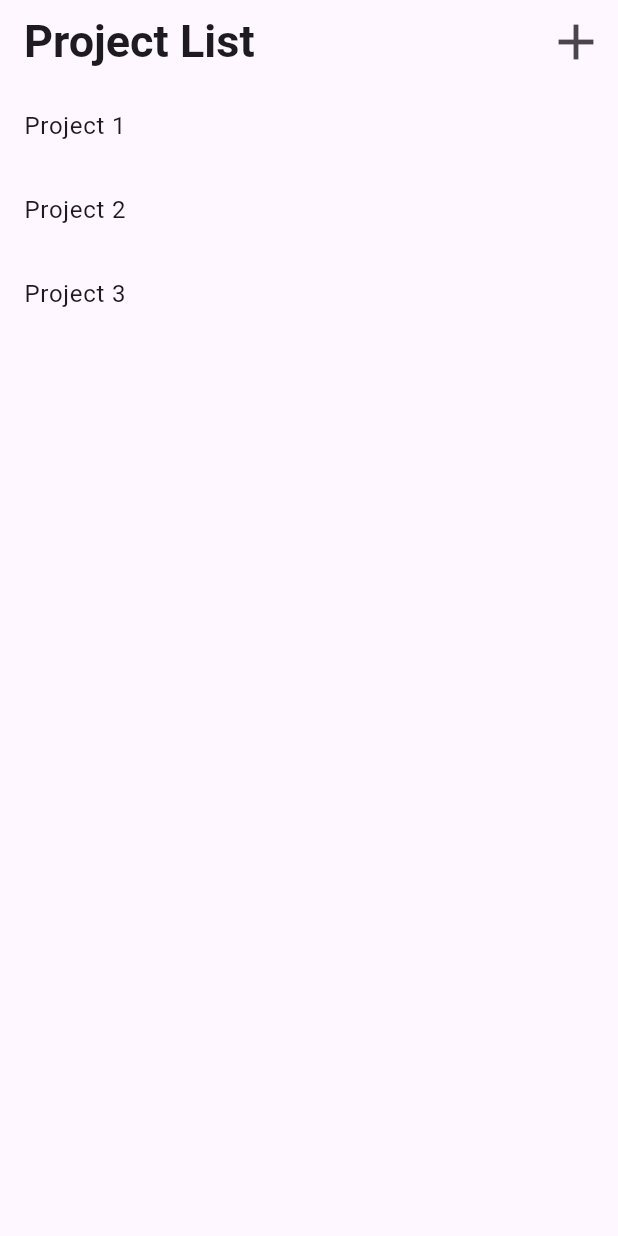
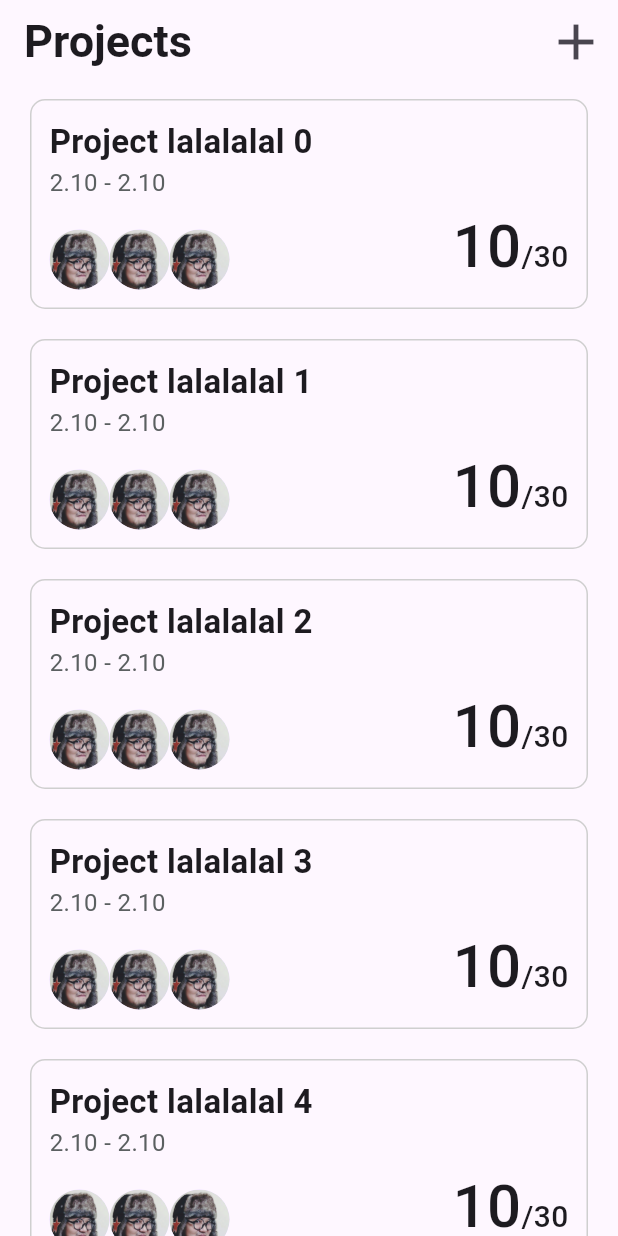
Before and after one commit to Mou2xie/taskSpark, a Flutter app: the screen it shows after launch, on a phone screen of 412 x 824 dp. Run offline on Flutter 3.47's test engine with Material 3 defaults, Android fonts, the phone set to English and light mode, and no system bars.

Commit message:
finish projects list

```diff
--- /dev/null
+++ b/lib/components/ProjectItem.dart
@@ -0,0 +1,63 @@
+import 'package:flutter/material.dart';
+import 'package:project_manager/models/ProjectModel.dart';
+
+class ProjectItem extends StatelessWidget {
+  final Project project;
+
+  ProjectItem({required this.project});
+
+  @override
+  Widget build(BuildContext context) {
+    return Container(
+      decoration: BoxDecoration(
+        border: Border.all(color: Color(0xffCFCFCF)),
+        borderRadius: BorderRadius.circular(10),
+      ),
+      margin: EdgeInsets.symmetric(vertical: 10, horizontal: 20),
+      padding: EdgeInsets.all(12),
+      height: 140,
+      width: double.infinity,
+      child: Row(
+        children: [
+          Column(
+            crossAxisAlignment: CrossAxisAlignment.start,
+            children: [
+              Text(project.projectName,
+                  style: TextStyle(fontSize: 22, fontWeight: FontWeight.bold)),
+              Text(
+                  "${project.startDate.month}.${project.startDate.day} - ${project.endDate.month}.${project.endDate.day}",
+                  style: TextStyle(fontSize: 16, color: Color(0xff5B6061))),
+              Expanded(
+                child: Align(
+                    alignment: Alignment.bottomLeft,
+                    child: Row(
+                      children:
+                          project.members.map((item) => item.avatar).toList(),
+                    )),
+              )
+            ],
+          ),
+          Expanded(
+              child: Align(
+            alignment: Alignment.bottomRight,
+            child: Row(
+              mainAxisAlignment: MainAxisAlignment.end,
+              crossAxisAlignment: CrossAxisAlignment.baseline,
+              textBaseline: TextBaseline.alphabetic,
+              children: [
+                Text(
+                  "10",
+                  style: TextStyle(fontSize: 40, fontWeight: FontWeight.w500),
+                ),
+                Text(
+                  "/30",
+                  style: TextStyle(fontSize: 20, fontWeight: FontWeight.w500),
+                )
+              ],
+            ),
+          ))
+        ],
+      ),
+    );
+  }
+}
--- /dev/null
+++ b/lib/models/Member.dart
@@ -0,0 +1,42 @@
+import 'package:flutter/material.dart';
+
+enum Member {
+  sam,
+  xie,
+  isha,
+  shamshad;
+
+  String get name {
+    switch (this) {
+      case Member.sam:
+        return 'Sam';
+      case Member.xie:
+        return 'Xie';
+      case Member.isha:
+        return 'Isha';
+      case Member.shamshad:
+        return 'Shamshad';
+    }
+  }
+
+  Widget get avatar {
+    switch (this) {
+      case Member.sam:
+        return CircleAvatar(
+          backgroundImage: AssetImage('lib/assets/images/xie.png'),
+        );
+      case Member.xie:
+        return CircleAvatar(
+          backgroundImage: AssetImage('lib/assets/images/xie.png'),
+        );
+      case Member.isha:
+        return CircleAvatar(
+          backgroundImage: AssetImage('lib/assets/images/xie.png'),
+        );
+      case Member.shamshad:
+        return CircleAvatar(
+          backgroundImage: AssetImage('lib/assets/images/xie.png'),
+        );
+    }
+  }
+}
--- /dev/null
+++ b/lib/models/ProjectModel.dart
@@ -0,0 +1,22 @@
+import 'TaskModel.dart';
+import 'Member.dart';
+
+class Project {
+  static int _id = 0;
+
+  late int id;
+  String projectName;
+  DateTime startDate;
+  DateTime endDate;
+  List<Member> members = [];
+  List<Task> tasks = [];
+
+  Project(
+      {required this.projectName,
+      required this.startDate,
+      required this.endDate,
+      required this.tasks}) {
+    id = ++Project._id;
+    members = [Member.xie, Member.sam, Member.isha];
+  }
+}
--- /dev/null
+++ b/lib/models/TaskModel.dart
@@ -0,0 +1,28 @@
+import 'TaskStatus.dart';
+import 'Member.dart';
+import 'TaskPriority.dart';
+
+class Task {
+  static int _id = 0;
+
+  late int id;
+  String taskName;
+  DateTime startDate;
+  DateTime endDate;
+  TaskStatus status;
+  Member assignTo;
+  Taskpriority priority;
+
+  Task(
+      {required this.taskName,
+      required this.startDate,
+      required this.endDate,
+      required this.status,
+      required this.assignTo,
+      required this.priority}) {
+    id = ++Task._id;
+    status = TaskStatus.notStarted;
+    assignTo = Member.sam;
+    priority = Taskpriority.low;
+  }
+}
--- /dev/null
+++ b/lib/models/TaskPriority.dart
@@ -0,0 +1,29 @@
+import 'package:flutter/material.dart';
+
+enum Taskpriority {
+  low,
+  medium,
+  high;
+
+  String get string {
+    switch (this) {
+      case Taskpriority.low:
+        return 'T2';
+      case Taskpriority.medium:
+        return 'T1';
+      case Taskpriority.high:
+        return 'T0';
+    }
+  }
+
+  Color get color {
+    switch (this) {
+      case Taskpriority.low:
+        return Colors.green;
+      case Taskpriority.medium:
+        return Colors.orange;
+      case Taskpriority.high:
+        return Colors.red;
+    }
+  }
+}
--- /dev/null
+++ b/lib/models/TaskStatus.dart
@@ -0,0 +1,16 @@
+enum TaskStatus {
+  notStarted,
+  inProgress,
+  finished;
+
+  String get string {
+    switch (this) {
+      case TaskStatus.notStarted:
+        return 'Not Started';
+      case TaskStatus.inProgress:
+        return 'In Progress';
+      case TaskStatus.finished:
+        return 'Finished';
+    }
+  }
+}
--- a/lib/route/projectList.dart
+++ b/lib/route/projectList.dart
@@ -1,18 +1,27 @@
 import 'package:flutter/material.dart';
+import 'package:project_manager/components/ProjectItem.dart';
+import 'package:project_manager/models/ProjectModel.dart';
 
 void main(List<String> args) {
   runApp(ProjectList());
 }
 
 class ProjectList extends StatelessWidget {
-  final List<String> projectList = ['Project 1', 'Project 2', 'Project 3'];
+
+  final projects = List<Project>.generate(
+      5,
+      (index) => Project(
+          projectName: 'Project lalalalal $index',
+          startDate: DateTime.now(),
+          endDate: DateTime.now(),
+          tasks: []));
 
   @override
   Widget build(BuildContext context) {
     return Scaffold(
         appBar: AppBar(
           title: Text(
-            'Project List',
+            'Projects',
             style: TextStyle(fontSize: 30, fontWeight: FontWeight.bold),
           ),
           actions: [
@@ -25,14 +34,9 @@ class ProjectList extends StatelessWidget {
           ],
         ),
         body: ListView.builder(
-            itemCount: projectList.length,
+            itemCount: projects.length,
             itemBuilder: (context, index) {
-              return ListTile(
-                title: Text(projectList[index]),
-                onTap: () {
-                  // jump to projectDetail page, undone
-                },
-              );
+              return ProjectItem(project: projects[index]);
             }));
   }
 }
--- a/lib/route/welcome.dart
+++ b/lib/route/welcome.dart
@@ -10,7 +10,7 @@ class WelcomePage extends StatelessWidget {
 
   @override
   Widget build(BuildContext context) {
-    // show welcome page 3 mins and redirect to ProjectList page
+    // show welcome page 3 sec and redirect to ProjectList page
     return FutureBuilder(
         future: Future.delayed(Duration(seconds: 3)),
         builder: (context, promise) {
```
Also changed, not shown: lib/assets/images/xie.png (added).
